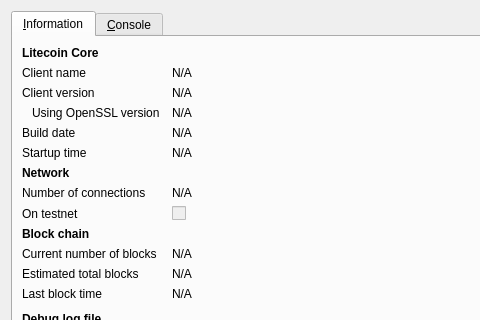
Old version of the form src/qt/forms/rpcconsole.ui in the repository kR105-zz/catcoin; both pictures show x 0 to 480 and y 0 to 320 of the 740 by 450 pixel window.
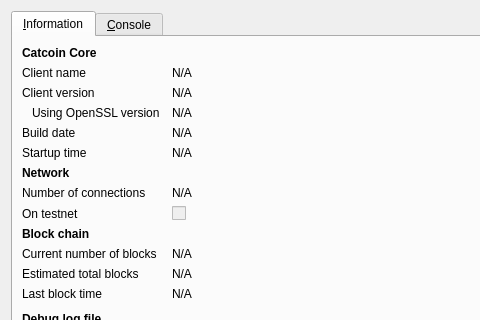
New version of the form. Icons and pictures are not drawn.

Commit message: Catcoin rebranding

```diff
--- a/src/qt/forms/rpcconsole.ui
+++ b/src/qt/forms/rpcconsole.ui
@@ -36,7 +36,7 @@
           </font>
          </property>
          <property name="text">
-          <string>Litecoin Core</string>
+          <string>Catcoin Core</string>
          </property>
         </widget>
        </item>
```
Left out of the diff: 6 changed lines with no effect on the pictures. The commit also changes 107 other files.
